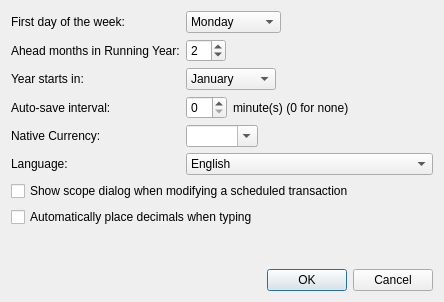
This is qt/ui/preferences_panel.ui in Mouchnino/moneyguru as Qt 5 draws it before an edit. The edited form follows.
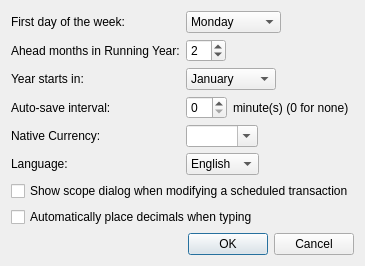
This is the edited form.

Commit message: Qt: A few UI tweaks (pref panel was borked, and I also made sure the split table in txn/sched panels had always enough space, regardless of the language).

```diff
--- a/qt/ui/preferences_panel.ui
+++ b/qt/ui/preferences_panel.ui
@@ -6,8 +6,8 @@
    <rect>
     <x>0</x>
     <y>0</y>
-    <width>444</width>
-    <height>302</height>
+    <width>332</width>
+    <height>253</height>
    </rect>
   </property>
   <property name="windowTitle">
@@ -240,6 +240,12 @@
      </item>
      <item row="5" column="1">
       <widget class="QComboBox" name="languageComboBox">
+       <property name="sizePolicy">
+        <sizepolicy hsizetype="Maximum" vsizetype="Fixed">
+         <horstretch>0</horstretch>
+         <verstretch>0</verstretch>
+        </sizepolicy>
+       </property>
        <item>
         <property name="text">
          <string>English</string>
```
The commit also changes 2 other files.
